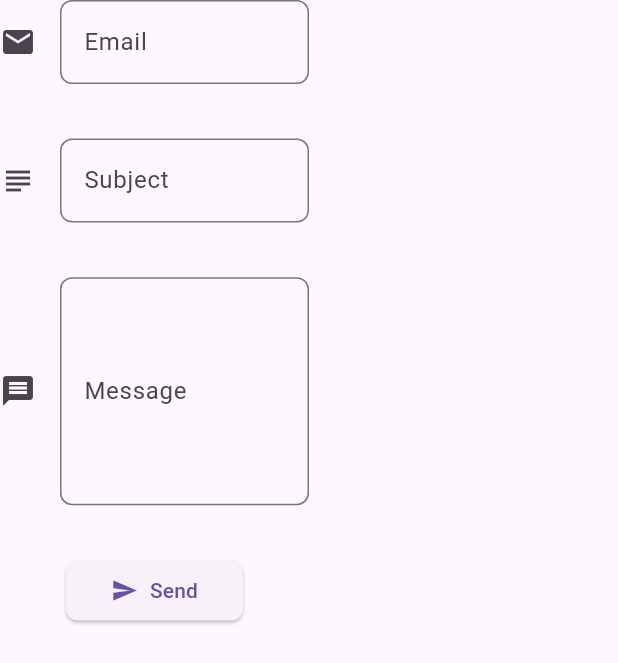
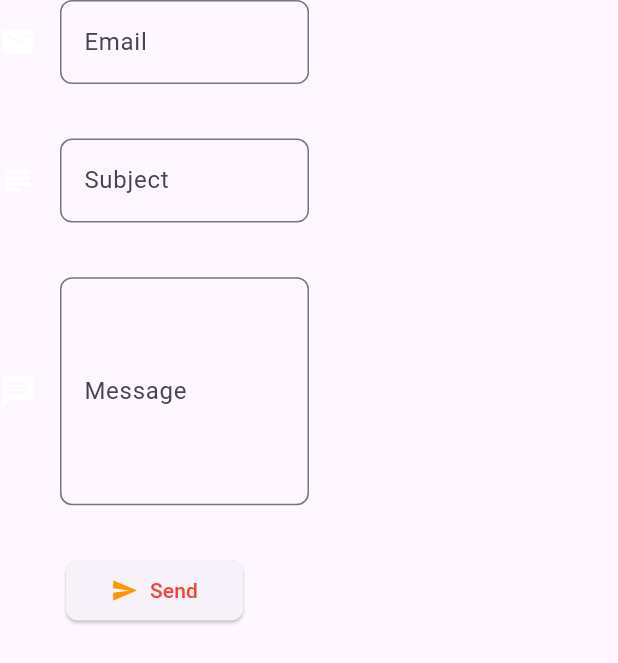
Before and after one commit to TuanNTA2K/SEP_LocalTour_LandingPage, a Flutter app: the ContactForm widget shown alone on an empty page, opened directly, on a phone screen of 412 x 824 dp. Shown: the top 663 px of the screen. Run offline on Flutter 3.47's test engine with Material 3 defaults, Android fonts, the phone set to English and light mode, and no system bars; our stand-ins replace flutter_svg, font_awesome_flutter, google_fonts.

Commit message:
sửa logo

```diff
--- a/localtourlandingpage/lib/contact_form.dart
+++ b/localtourlandingpage/lib/contact_form.dart
@@ -60,7 +60,7 @@ class _ContactFormState extends State<ContactForm> {
                   controller: _emailController,
                   keyboardType: TextInputType.emailAddress,
                   decoration: InputDecoration(
-                    icon: const Icon(Icons.email),
+                    icon: const Icon(Icons.email, color: Colors.white,),
                     hintText: "Your email",
                     labelText: "Email",
                     border: OutlineInputBorder(borderRadius: BorderRadius.circular(8)),
@@ -86,7 +86,7 @@ class _ContactFormState extends State<ContactForm> {
                 child: TextFormField(
                   controller: _subjectController,
                   decoration: InputDecoration(
-                    icon: const Icon(Icons.subject),
+                    icon: const Icon(Icons.subject, color: Colors.white,),
                     hintText: "Subject",
                     labelText: "Subject",
                     border: OutlineInputBorder(borderRadius: BorderRadius.circular(8)),
@@ -109,7 +109,7 @@ class _ContactFormState extends State<ContactForm> {
                   controller: _messageController,
                   maxLines: 5,
                   decoration: InputDecoration(
-                    icon: const Icon(Icons.message),
+                    icon: const Icon(Icons.message, color: Colors.white,),
                     hintText: "Message",
                     labelText: "Message",
                     border: OutlineInputBorder(borderRadius: BorderRadius.circular(8)),
@@ -127,8 +127,8 @@ class _ContactFormState extends State<ContactForm> {
               // Send Button
               ElevatedButton.icon(
                 onPressed: _sendEmail,
-                icon: const Icon(Icons.send),
-                label: const Text("Send"),
+                icon: const Icon(Icons.send, color: Colors.orange,),
+                label: const Text("Send", style: TextStyle(color: Colors.red),),
                 style: ElevatedButton.styleFrom(
                   padding: const EdgeInsets.symmetric(horizontal: 30),
                   shape: RoundedRectangleBorder(borderRadius: BorderRadius.circular(8)),
```
Also changed, not shown: localtourlandingpage/lib/my_home_page.dart (+24 -43 lines), localtourlandingpage/assets/images/Uptodown.png (added).
